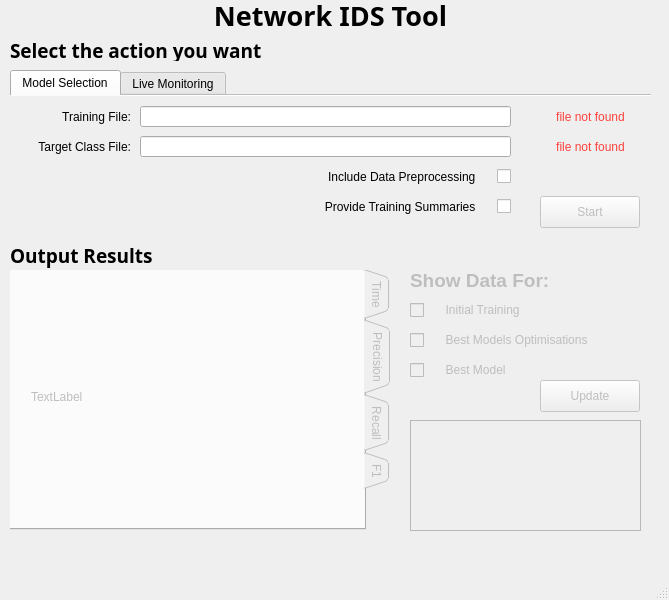
The window that updatedWindow.ui (judebcampbell/ICSNetworkIDSBuilder) describes before a commit, drawn with Qt 5.
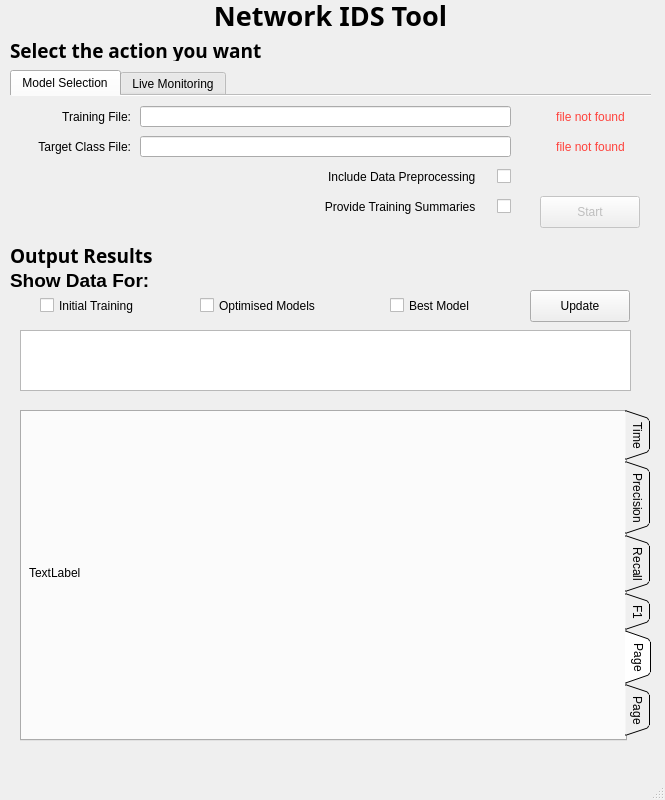
The same window after the commit. The open tabs and pages were chosen to show the change.

Commit message: Update GUI for size and increased

The edit to the form file:
```diff
--- a/updatedWindow.ui
+++ b/updatedWindow.ui
@@ -6,8 +6,8 @@
    <rect>
     <x>0</x>
     <y>0</y>
-    <width>669</width>
-    <height>600</height>
+    <width>665</width>
+    <height>800</height>
    </rect>
   </property>
   <property name="windowTitle">
@@ -265,23 +265,23 @@
    </widget>
    <widget class="QWidget" name="graphOutputWIDGET" native="true">
     <property name="enabled">
-     <bool>false</bool>
+     <bool>true</bool>
     </property>
     <property name="geometry">
      <rect>
       <x>10</x>
       <y>270</y>
       <width>641</width>
-      <height>271</height>
+      <height>481</height>
      </rect>
     </property>
     <widget class="QTabWidget" name="tabWidget">
      <property name="geometry">
       <rect>
-       <x>-1</x>
-       <y>-1</y>
-       <width>381</width>
-       <height>261</height>
+       <x>10</x>
+       <y>140</y>
+       <width>631</width>
+       <height>331</height>
       </rect>
      </property>
      <property name="tabPosition">
@@ -335,8 +335,8 @@
         <rect>
          <x>20</x>
          <y>20</y>
-         <width>311</width>
-         <height>211</height>
+         <width>571</width>
+         <height>291</height>
         </rect>
        </property>
        <property name="text">
@@ -369,10 +369,46 @@
       <widget class="QLabel" name="f1OutputLABEL">
        <property name="geometry">
         <rect>
-         <x>20</x>
-         <y>20</y>
-         <width>311</width>
-         <height>211</height>
+         <x>10</x>
+         <y>10</y>
+         <width>581</width>
+         <height>301</height>
+        </rect>
+       </property>
+       <property name="text">
+        <string>TextLabel</string>
+       </property>
+      </widget>
+     </widget>
+     <widget class="QWidget" name="extraTAB1">
+      <attribute name="title">
+       <string>Page</string>
+      </attribute>
+      <widget class="QLabel" name="extraTAB1OUTPUT">
+       <property name="geometry">
+        <rect>
+         <x>7</x>
+         <y>5</y>
+         <width>591</width>
+         <height>311</height>
+        </rect>
+       </property>
+       <property name="text">
+        <string>TextLabel</string>
+       </property>
+      </widget>
+     </widget>
+     <widget class="QWidget" name="tab_2">
+      <attribute name="title">
+       <string>Page</string>
+      </attribute>
+      <widget class="QLabel" name="extraTAB2OUTPUTS">
+       <property name="geometry">
+        <rect>
+         <x>7</x>
+         <y>5</y>
+         <width>581</width>
+         <height>311</height>
         </rect>
        </property>
        <property name="text">
@@ -384,7 +420,7 @@
     <widget class="QLabel" name="OutputLABEL">
      <property name="geometry">
       <rect>
-       <x>400</x>
+       <x>0</x>
        <y>0</y>
        <width>221</width>
        <height>21</height>
@@ -404,23 +440,23 @@
     <widget class="QCheckBox" name="optimisationCHECK">
      <property name="geometry">
       <rect>
-       <x>400</x>
-       <y>60</y>
-       <width>231</width>
-       <height>20</height>
+       <x>190</x>
+       <y>20</y>
+       <width>141</width>
+       <height>31</height>
       </rect>
      </property>
      <property name="text">
-      <string>     Best Models Optimisations</string>
+      <string>Optimised Models</string>
      </property>
     </widget>
     <widget class="QCheckBox" name="TrainingCHECK">
      <property name="geometry">
       <rect>
-       <x>400</x>
-       <y>30</y>
-       <width>231</width>
-       <height>20</height>
+       <x>30</x>
+       <y>20</y>
+       <width>151</width>
+       <height>31</height>
       </rect>
      </property>
      <property name="font">
@@ -429,27 +465,27 @@
       </font>
      </property>
      <property name="text">
-      <string>     Initial Training</string>
+      <string>Initial Training</string>
      </property>
     </widget>
     <widget class="QCheckBox" name="BestCHECK">
      <property name="geometry">
       <rect>
-       <x>400</x>
-       <y>90</y>
-       <width>221</width>
-       <height>20</height>
+       <x>380</x>
+       <y>20</y>
+       <width>111</width>
+       <height>31</height>
       </rect>
      </property>
      <property name="text">
-      <string>     Best Model</string>
+      <string>Best Model</string>
      </property>
     </widget>
     <widget class="QPushButton" name="UpdateGraphBUTTON">
      <property name="geometry">
       <rect>
-       <x>530</x>
-       <y>110</y>
+       <x>520</x>
+       <y>20</y>
        <width>100</width>
        <height>32</height>
       </rect>
@@ -461,10 +497,10 @@
     <widget class="QTextBrowser" name="statsTEXTBOX">
      <property name="geometry">
       <rect>
-       <x>400</x>
-       <y>150</y>
-       <width>231</width>
-       <height>111</height>
+       <x>10</x>
+       <y>60</y>
+       <width>611</width>
+       <height>61</height>
       </rect>
      </property>
     </widget>
```
Left out of the diff: 20 changed lines with no effect on the pictures. The commit also changes 2 other files.
